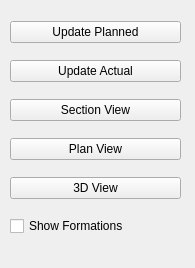
The window that UI/pva.ui (Terjit/DT) describes before a commit, drawn with Qt 5.
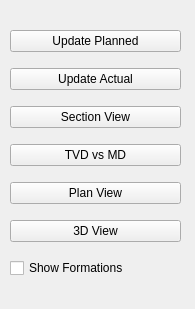
The same window after the commit.

```diff
--- a/UI/pva.ui
+++ b/UI/pva.ui
@@ -7,7 +7,7 @@
     <x>0</x>
     <y>0</y>
     <width>195</width>
-    <height>268</height>
+    <height>309</height>
    </rect>
   </property>
   <property name="windowTitle">
@@ -18,9 +18,9 @@
     <property name="geometry">
      <rect>
       <x>10</x>
-      <y>10</y>
+      <y>20</y>
       <width>171</width>
-      <height>241</height>
+      <height>271</height>
      </rect>
     </property>
     <layout class="QVBoxLayout" name="verticalLayout">
@@ -45,6 +45,13 @@
        </property>
       </widget>
      </item>
+     <item>
+      <widget class="QPushButton" name="tvdBtn">
+       <property name="text">
+        <string>TVD vs MD</string>
+       </property>
+      </widget>
+     </item>
      <item>
       <widget class="QPushButton" name="planBtn">
        <property name="text">
```
